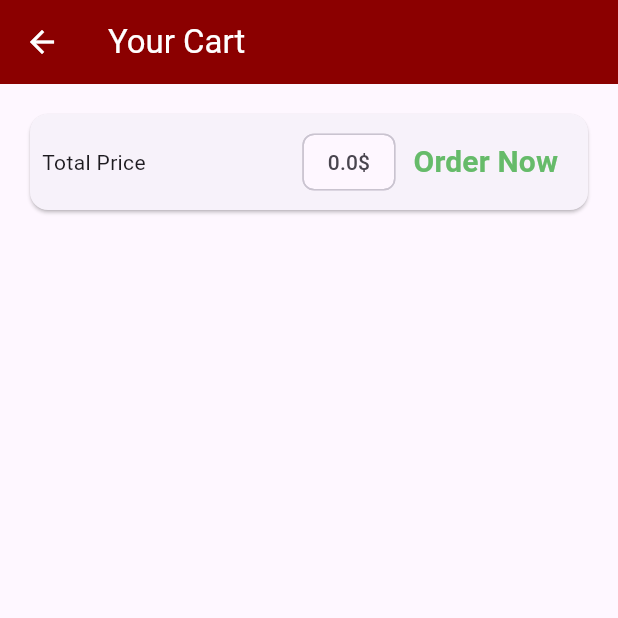
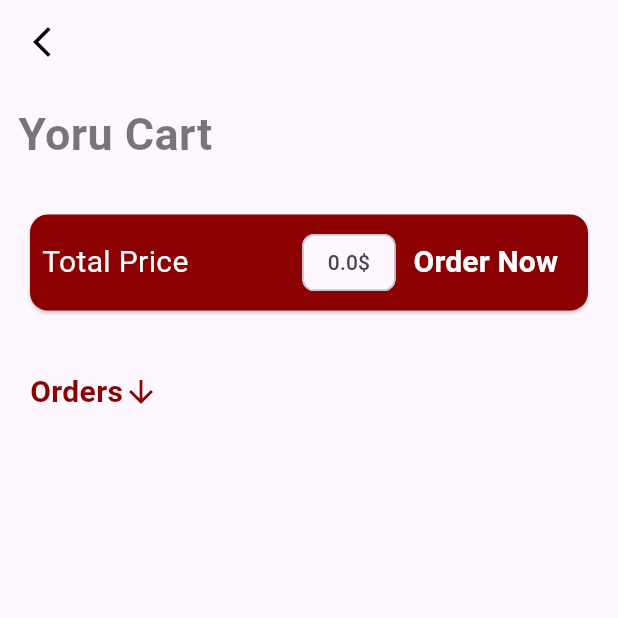
Before and after one commit to an90ass/Product-Catalog, a Flutter app: the screen it shows after launch, after a tap on the "add" icon, after a tap on the "favorite outline" icon, after a tap on the "shopping cart checkout" icon, on a phone screen of 412 x 824 dp, the top half of it. Run offline on Flutter 3.47's test engine with Material 3 defaults, Android fonts, the phone set to English and light mode, and no system bars.

```diff
--- a/product_catalog/lib/config/items/app_colors.dart
+++ b/product_catalog/lib/config/items/app_colors.dart
@@ -11,7 +11,19 @@ class AppColors {
   static const Color successColor = Color(0xFF4CAF50); // Success Green (Brighter)
   static const Color warningColor = Color(0xFFFFC107); // Amber (for warning)
   static const Color infoColor = Color(0xFF64DD17);    // Bright Lime Green for Info
-  static final Color black53 = Colors.black.withOpacity(0.53);  // Black with 53% opacity
-static const Color darkRed = Color(0xFF8B0000);
-static const Color whiteColor = Colors.white;
+
+  // Black with 53% opacity
+  static final Color black53 = Colors.black.withOpacity(0.53);
+
+  // Dark Red and similar shades
+  static const Color darkRed = Color(0xFF8B0000);   // Dark Red
+  static const Color deepRed = Color(0xFFB22222);   // Firebrick
+  static const Color crimson = Color(0xFFDC143C);   // Crimson
+  static const Color indianRed = Color(0xFFCD5C5C); // Indian Red
+  static const Color lightCoral = Color(0xFFF08080); // Light Coral
+
+  // Additional colors
+  static const Color whiteColor = Colors.white;
+  static const Color lightPink = Color(0xFFFFC1C1);  // Light Pink (for highlights)
+  static const Color mediumVioletRed = Color(0xFFC71585);  // Deeper Pinkish Red
 }
--- a/product_catalog/lib/features/Screens/cartScreen.dart
+++ b/product_catalog/lib/features/Screens/cartScreen.dart
@@ -14,29 +14,72 @@ class CartScreen extends StatelessWidget {
 
     return Scaffold(
       appBar: AppBar(
-        title: Text('Your Cart'),
+      leading: IconButton(
+        icon: const Icon(
+          Icons.arrow_back_ios_new_outlined,
+          color: Colors.black,
         ),
+        onPressed: () {
+          Navigator.pop(context);
+        },
+      )),
       body: Column(children: [
+        buildTitle(),
+
+
         Card(
+            color: AppColors.darkRed,
             margin: const EdgeInsets.all(20),
             child: Padding(
               padding: const EdgeInsets.all(8.0),
               child: Row(
                   mainAxisAlignment: MainAxisAlignment.spaceBetween,
                   children: [
-                    Text('Total Price'),
+                    Text(
+                      'Total Price',
+                      style: TextStyle(
+                        color: Colors.white,
+                        fontSize: 20,
+                      ),
+                    ),
                     Spacer(),
                     Chip(label: Text("${cart.totalToPay.toString()}\$")),
-                    TextButton(onPressed: () {}, child: Text("Order Now",
+                    TextButton(
+                      onPressed: () {},
+                      child: Text(
+                        "Order Now",
                         style: TextStyle(
-                      color: AppColors.accentColor,
+                            color: AppColors.whiteColor,
                             fontWeight: FontWeight.bold,
-                      fontSize: 20
-                    ),))
+                            fontSize: 20),
+                      ),
+                    )
                   ]),
             )),
         const SizedBox(
           height: 20,
+        ),
+        const Padding(
+          padding: const EdgeInsets.symmetric(horizontal: 20.0),
+          child: Align(
+            alignment: Alignment.centerLeft,
+            child: Row(
+              children: [
+                Text(
+                  "Orders",
+                  style: TextStyle(
+                    fontSize: 20,
+                    fontWeight: FontWeight.bold,
+                    color: AppColors.darkRed,
+                  ),
+                ),
+                Icon(
+                  Icons.arrow_downward,
+                  color: AppColors.darkRed,
+                )
+              ],
+            ),
+          ),
         ),
         Expanded(
           child: ListView.builder(
@@ -47,12 +90,31 @@ class CartScreen extends StatelessWidget {
                   title: cart.items.values.toList()[index].title,
                   price: cart.items.values.toList()[index].price,
                   quantity: cart.items.values.toList()[index].quantity,
-                productId: cart.items.keys.toList()[index]
-              );
+                  image: cart.items.values.toList()[index].image,
+
+                  productId: cart.items.keys.toList()[index]);
             },
           ),
         )
       ]),
     );
   }
+
+  buildTitle() {
+    return
+    Padding(
+
+      padding: const EdgeInsets.all(12.0),
+      child: Align(
+        alignment: Alignment.centerLeft,
+        child: Text(
+          "Yoru Cart",
+          style: TextStyle(
+              color: AppColors.black53,
+              fontWeight: FontWeight.bold,
+              fontSize: 30),
+        ),
+      ),
+    );
   }
+}
--- a/product_catalog/lib/features/Screens/mainShopingScreen.dart
+++ b/product_catalog/lib/features/Screens/mainShopingScreen.dart
@@ -147,6 +147,7 @@ class _MainShoppingScreenState extends State<MainShoppingScreen> {
           bottom: Radius.circular(30),
         ),
         child: AppBar(
+          backgroundColor: AppColors.darkRed,
           title: Text('Product Catalog'),
           centerTitle: true,
           actions: [
--- a/product_catalog/lib/features/Widgets/gridProductItem.dart
+++ b/product_catalog/lib/features/Widgets/gridProductItem.dart
@@ -50,7 +50,7 @@ class GridProductItem extends StatelessWidget {
                 }),
             trailing:
                 IconButton(icon: Icon(Icons.shopping_cart), onPressed: () {
-                  cart.addItem(productId: product.id,price: product.price,title: product.title);
+                  cart.addItem(productId: product.id,price: product.price,title: product.title,image: product.image);
                 }),
           ),
         ),
--- a/product_catalog/lib/main.dart
+++ b/product_catalog/lib/main.dart
@@ -24,7 +24,6 @@ class MyApp extends StatelessWidget {
         debugShowCheckedModeBanner: false,
         theme: ThemeData(
           appBarTheme: AppBarTheme(
-            backgroundColor: AppColors.darkRed,
             foregroundColor: Colors.white,
           ),
         ),
```
Also changed, not shown: product_catalog/lib/features/Widgets/cartItem.dart (+65 -22 lines), product_catalog/lib/providers/cart_provider/cartProvider.dart (+41 -1 lines). Lines whose indentation alone changed are shown as unchanged.
